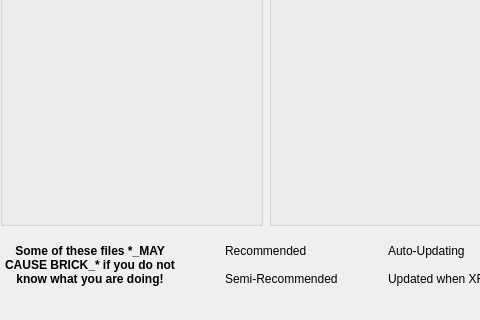
korbosoft/modmiiDownloader, file mainWindow.ui: the form before one commit; both pictures show x 0 to 480 and y 480 to 800 of the 800 by 800 pixel window.
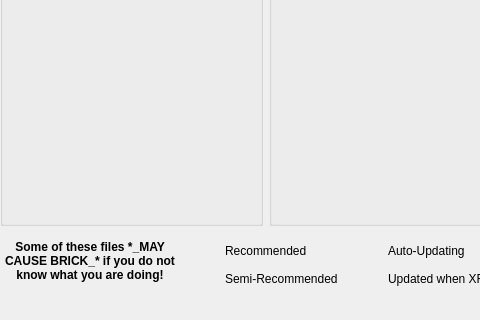
The form after the commit. Icons and pictures are not drawn. Custom widgets are drawn as their Qt base class.

```diff
--- a/mainWindow.ui
+++ b/mainWindow.ui
@@ -652,7 +652,7 @@
       <x>0</x>
       <y>720</y>
       <width>180</width>
-      <height>50</height>
+      <height>62</height>
      </rect>
     </property>
     <property name="font">
@@ -667,7 +667,7 @@
      <enum>Qt::TextFormat::MarkdownText</enum>
     </property>
     <property name="alignment">
-     <set>Qt::AlignmentFlag::AlignCenter</set>
+     <set>Qt::AlignmentFlag::AlignHCenter|Qt::AlignmentFlag::AlignTop</set>
     </property>
     <property name="wordWrap">
      <bool>true</bool>
```
